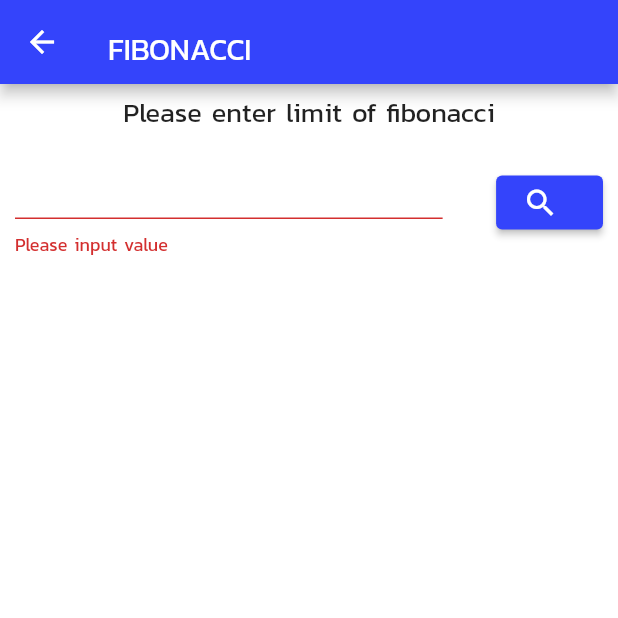
After one commit to ponlakrit1/cryptoprice-demo, a Flutter app: the FibonacciScreen screen opened by its route, after a tap on the "search" icon, on a phone screen of 412 x 824 dp, the top half of it. The commit adds this screen. Run offline on Flutter 3.47's test engine with Material 2 defaults, Android fonts, the phone set to English and light mode, and no system bars; our stand-ins replace dio; network calls fail.

Commit message:
ADD - add prime number and fibonacci screen

```diff
--- a/lib/routes.dart
+++ b/lib/routes.dart
@@ -1,4 +1,6 @@
 import 'package:cryptocurrency_demo/screens/crypto_detail_screen.dart';
+import 'package:cryptocurrency_demo/screens/fibonacci_screen.dart';
+import 'package:cryptocurrency_demo/screens/prime_number_screen.dart';
 import 'package:flutter/material.dart';
 
 import 'package:cryptocurrency_demo/screens/crypto_screen.dart';
@@ -6,6 +8,8 @@ import 'package:cryptocurrency_demo/screens/crypto_screen.dart';
 class RoutePaths {
   static const String Crypto = 'crypto';
   static const String CryptoDetail = 'crypto_detail';
+  static const String PrimeNumber = 'prime_number';
+  static const String Fibonacci = 'fibonacci';
 }
 
 class Routes {
@@ -15,6 +19,10 @@ class Routes {
         return MaterialPageRoute(builder: (_) => const CryptoScreen());
       case RoutePaths.CryptoDetail:
         return MaterialPageRoute(builder: (_) => const CryptoDetailScreen());
+      case RoutePaths.PrimeNumber:
+        return MaterialPageRoute(builder: (_) => const PrimeNumberScreen());
+      case RoutePaths.Fibonacci:
+        return MaterialPageRoute(builder: (_) => const FibonacciScreen());
       default:
         return  MaterialPageRoute(
           builder: (_) => Scaffold(
--- /dev/null
+++ b/lib/screens/fibonacci_screen.dart
@@ -0,0 +1,129 @@
+import 'package:flutter/foundation.dart';
+import 'package:flutter/material.dart';
+
+import '../utils/style.dart';
+
+class FibonacciScreen extends StatefulWidget {
+  const FibonacciScreen({Key? key}) : super(key: key);
+
+  @override
+  _FibonacciScreenState createState() => _FibonacciScreenState();
+}
+
+class _FibonacciScreenState extends State<FibonacciScreen> {
+
+  final _formKey = GlobalKey<FormState>();
+
+  late TextEditingController searchTxtCtrl = TextEditingController();
+
+  late List<int> fibonacciList = [];
+
+  @override
+  void initState() {
+    super.initState();
+  }
+
+  @override
+  dispose() {
+    super.dispose();
+  }
+
+  @override
+  Widget build(BuildContext context) {
+    return Scaffold(
+      appBar: AppBar(
+        backgroundColor: kPrimaryColor,
+        title: const Padding(
+          padding: EdgeInsets.only(top: 10.0),
+          child: Text('FIBONACCI'),
+        ),
+      ),
+      body: Column(
+        children: [
+          const Padding(
+            padding: EdgeInsets.symmetric(vertical: 5.0, horizontal: 10.0),
+            child: Text("Please enter limit of fibonacci", style: kTextStyleSubHeader),
+          ),
+          Padding(
+              padding: const EdgeInsets.symmetric(vertical: 5.0, horizontal: 10.0),
+              child: Form(
+                key: _formKey,
+                child: Row(
+                  children: [
+                    Expanded(
+                      flex: 8,
+                      child:TextFormField(
+                        controller: searchTxtCtrl,
+                        keyboardType: TextInputType.number,
+                        validator: (value) {
+                          if (value == null || value.isEmpty) {
+                            return "Please input value";
+                          }
+
+                          return null;
+                        },
+                      ),
+                    ),
+                    Expanded(
+                      flex: 1,
+                      child: Container(),
+                    ),
+                    Expanded(
+                      flex: 2,
+                      child: ElevatedButton.icon(
+                        onPressed: () {
+                          if (!_formKey.currentState!.validate()) {
+                            return;
+                          }
+
+                          generateFibonacci();
+                        },
+                        icon: const Icon(
+                          Icons.search,
+                          size: 24.0,
+                        ),
+                        label: const Text(''),
+                        style: ElevatedButton.styleFrom(
+                          primary: kPrimaryColor,
+                        ),
+                      ),
+                    ),
+                  ],
+                ),
+              )
+          ),
+          Expanded(
+            child: ListView.builder(
+              itemCount: fibonacciList.length,
+              itemBuilder: (context, int index) {
+                return ListTile(
+                  title: Text('${fibonacciList[index]}'),
+                );
+              },
+            ),
+          )
+        ],
+      ),
+    );
+  }
+
+  void generateFibonacci() {
+    fibonacciList = [];
+
+    int num = int.parse(searchTxtCtrl.text);
+
+    for (int i = 1; i <= num; i++) {
+      if (i == 1 || i == 2) {
+        fibonacciList.add(1);
+      } else {
+        // Index start at 0
+        int firstDigit = fibonacciList[i - 3];
+        int secondDigit = fibonacciList[i - 2];
+
+        fibonacciList.add(firstDigit + secondDigit);
+      }
+    }
+
+    setState(() {});
+  }
+}
```
Also changed, not shown: lib/screens/prime_number_screen.dart (added, +134 -0 lines).
